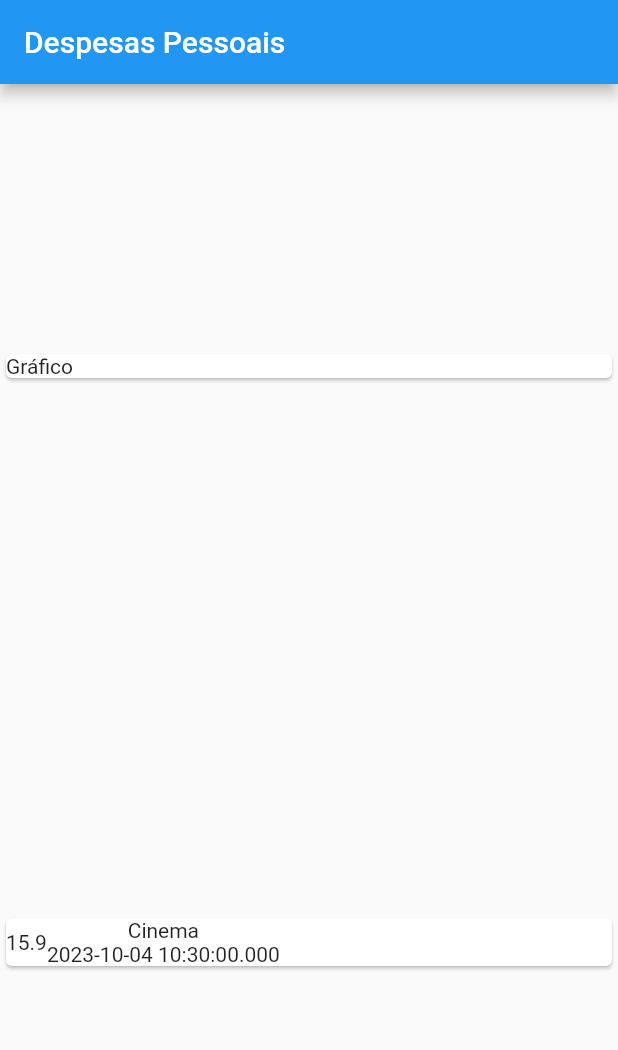
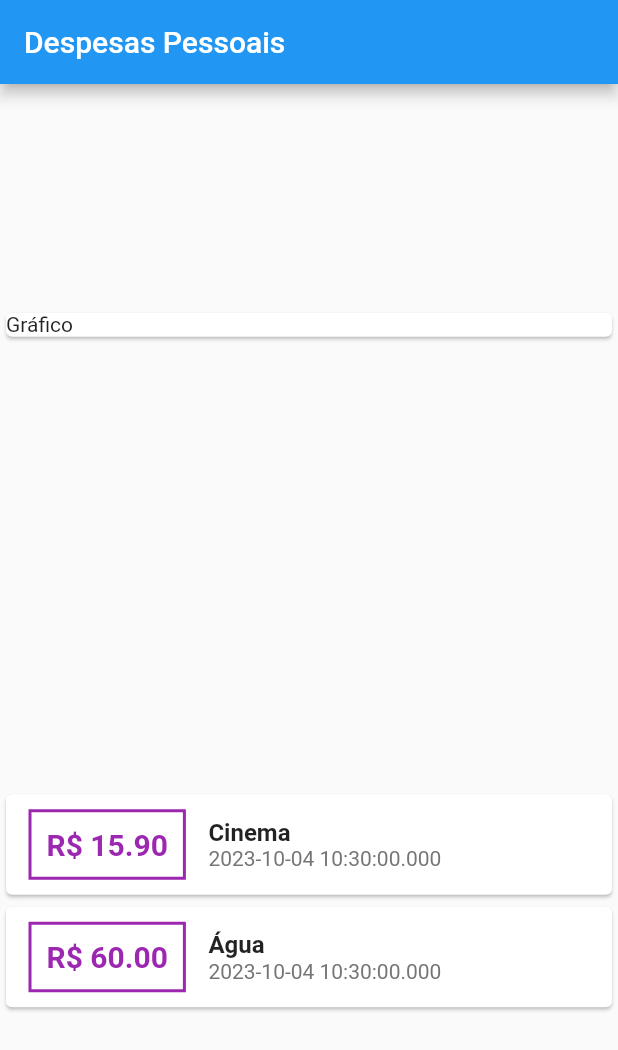
Before and after one commit to PedroLucasFernandes/personal-expenses-flutter-app, a Flutter app: the screen it shows after launch, on a phone screen of 412 x 824 dp. Shown: the top 1050 px of the screen. Run offline on Flutter 3.47's test engine with Material 2 defaults, Android fonts, the phone set to English and light mode, and no system bars.

Commit message:
style: change expenses style

```diff
--- a/lib/main.dart
+++ b/lib/main.dart
@@ -19,6 +19,12 @@ class MyHomePage extends StatelessWidget {
       id: "t1",
       title: "Cinema",
       value: 15.90,
+      date: DateTime.now(),
+    ),
+    Transaction(
+      id: "t2",
+      title: "Água",
+      value: 60.00,
       date: DateTime.now(),
     )
   ];
@@ -44,14 +50,42 @@ class MyHomePage extends StatelessWidget {
                 child: Row(
                   children: <Widget>[
                     Container(
+                      margin: EdgeInsets.symmetric(
+                        horizontal: 15,
+                        vertical: 10,
+                      ),
+                      decoration: BoxDecoration(
+                        border: Border.all(
+                          color: Colors.purple,
+                          width: 2,
+                        ),
+                      ),
+                      padding: EdgeInsets.all(10),
                       child: Text(
-                        tr.value.toString()
+                        "R\$ ${tr.value.toStringAsFixed(2)}",
+                        style: TextStyle(
+                          fontWeight: FontWeight.bold,
+                          fontSize: 20,
+                          color: Colors.purple,
+                        ),
                       ),
                     ),
                     Column(
+                      crossAxisAlignment: CrossAxisAlignment.start,
                       children: <Widget>[
-                        Text(tr.title),
-                        Text(tr.date.toString()),
+                        Text(
+                          tr.title,
+                          style: TextStyle(
+                            fontWeight: FontWeight.bold,
+                            fontSize: 16,
+                          ),
+                        ),
+                        Text(
+                          tr.date.toString(),
+                          style: TextStyle(
+                            color: Colors.grey[600],
+                          ),
+                        ),
                       ],
                     ),
                   ],
```
